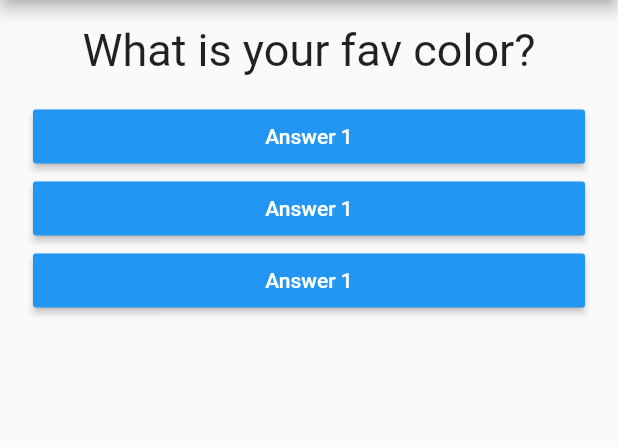
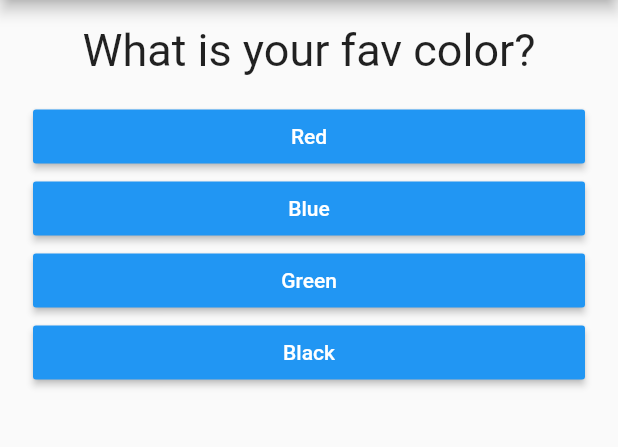
Before and after one commit to harshverma036/flutter_quiz_app, a Flutter app: the screen it shows after launch, on a phone screen of 412 x 824 dp, the part 84-531 px from its top. Run offline on Flutter 3.47's test engine with Material 2 defaults, Android fonts, the phone set to English and light mode, and no system bars.

Commit message:
answer widget added

```diff
--- a/lib/answer.dart
+++ b/lib/answer.dart
@@ -2,8 +2,9 @@ import 'package:flutter/material.dart';
 
 class Answer extends StatelessWidget {
   final VoidCallback selectHandler;
+  final String optionText;
 
-  Answer(this.selectHandler);
+  Answer(this.selectHandler, this.optionText);
 
   @override
   Widget build(BuildContext context) {
@@ -12,7 +13,7 @@ class Answer extends StatelessWidget {
       padding: EdgeInsets.only(left: 22, right: 22),
       child: RaisedButton(
         color: Colors.blue,
-        child: Text("Answer 1"),
+        child: Text(optionText),
         onPressed: selectHandler,
         textColor: Colors.white,
       ),
--- a/lib/main.dart
+++ b/lib/main.dart
@@ -17,15 +17,24 @@ class MyApp extends StatefulWidget {
 }
 
 class MyAppState extends State<MyApp> {
-  var questionIndex = 0;
-  void answerQuestions() {
+  var _questionIndex = 0;
+  void _answerQuestions() {
     setState(() {
-      questionIndex = questionIndex + 1;
+      _questionIndex = _questionIndex + 1;
     });
-    print(questions[questionIndex]);
+    // print(questions[_questionIndex]);
   }
 
-  var questions = ["What is your fav color?", "What is you fav choclate?"];
+  var questions = [
+    {
+      "questionText": "What is your fav color?",
+      "answers": ["Red", "Blue", "Green", "Black"]
+    },
+    {
+      "questionText": "What is you fav choclate?",
+      "answers": ["Dairy Milk", "5 Start", "Park", "KitKat"]
+    }
+  ];
 
   @override
   Widget build(BuildContext context) {
@@ -36,11 +45,11 @@ class MyAppState extends State<MyApp> {
         ),
         body: Column(children: [
           Question(
-            questions[questionIndex],
+            questions[_questionIndex]["questionText"] as String,
           ),
-          Answer(answerQuestions),
-          Answer(answerQuestions),
-          Answer(answerQuestions),
+          ...(questions[_questionIndex]["answers"] as List<String>).map((answer) {
+            return Answer(_answerQuestions, answer);
+          }).toList()
         ]),
       ),
     );
```
